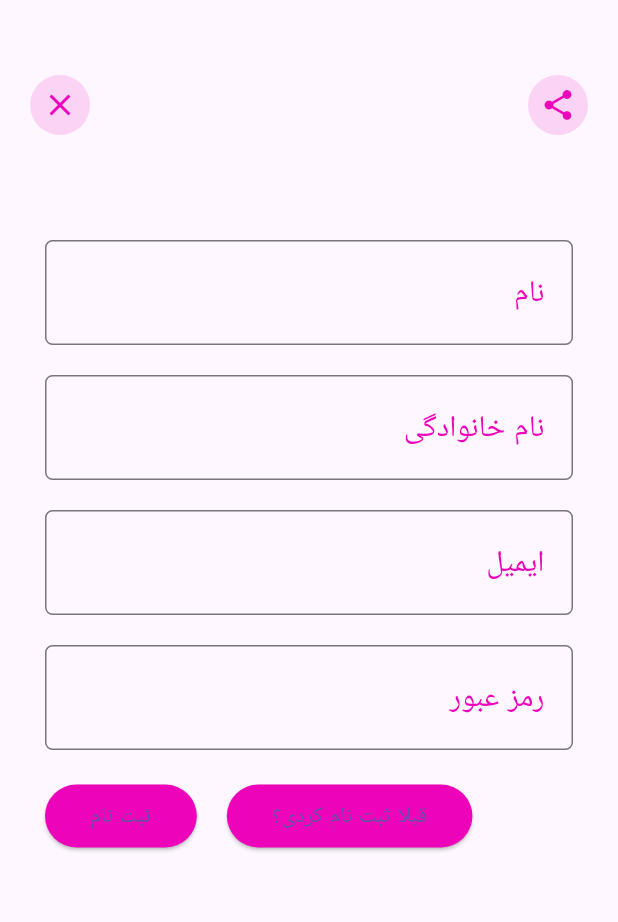
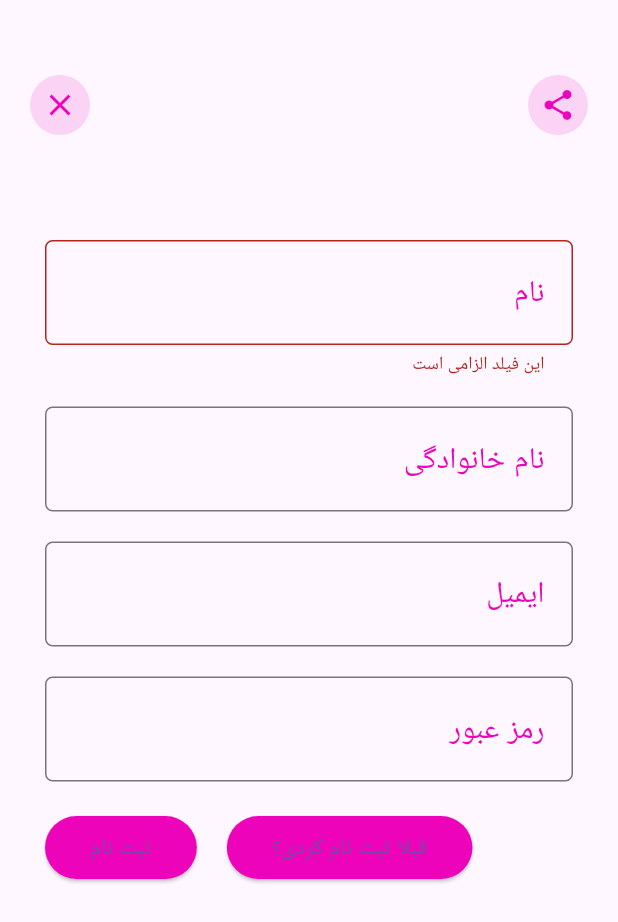
Before and after one commit to Moh3enzarif/shalvarmalvar_app, a Flutter app: the SignupPage screen opened directly, after a tap on "ثبت نام", on a phone screen of 412 x 824 dp. Shown: the top 922 px of the screen. Run offline on Flutter 3.47's test engine with Material 3 defaults, Android fonts, the phone set to English and light mode, and no system bars; our stand-ins replace dio; missing offline and left inert: dart:js_interop; accounts and stored records are empty.

Commit message:
signup page alertdialog inserted

```diff
--- a/lib/ui/signup/signup_page.dart
+++ b/lib/ui/signup/signup_page.dart
@@ -1,5 +1,10 @@
+import 'dart:js_interop';
+
 import 'package:flutter/material.dart';
+import 'package:flutter/widgets.dart';
 import 'package:shalvarmalvar_app/constants/constants.dart';
+import 'package:shalvarmalvar_app/api/api_service.dart';
+import 'package:shalvarmalvar_app/models/woocommerce/register_model.dart';
 
 class SignupPage extends StatefulWidget {
   const SignupPage({super.key});
@@ -9,6 +14,19 @@ class SignupPage extends StatefulWidget {
 }
 
 class _SignupPageState extends State<SignupPage> {
+  late ApiService apiService;
+  late CustomerModel customerModel;
+  GlobalKey<FormState> globalKey = GlobalKey<FormState>();
+  bool isApiCalled = false;
+
+  @override
+  void initState() {
+    // TODO: implement initState
+    apiService = ApiService();
+    customerModel = CustomerModel();
+    super.initState();
+  }
+
   @override
   Widget build(BuildContext context) {
     Size size = MediaQuery.of(context).size;
@@ -56,6 +74,8 @@ class _SignupPageState extends State<SignupPage> {
             child: SizedBox(
               width: size.width * 0.8,
               height: size.height * 0.8,
+              child: Form(
+                key: globalKey,
                 child: SingleChildScrollView(
                   child: Padding(
                     padding: const EdgeInsets.all(10),
@@ -63,7 +83,11 @@ class _SignupPageState extends State<SignupPage> {
                       children: [
                         Directionality(
                           textDirection: TextDirection.rtl,
-                        child: TextField(
+                          child: TextFormField(
+                            initialValue: customerModel.firstname,
+                            onChanged: (value) {
+                              customerModel.firstname = value;
+                            },
                             cursorColor: Constants.primaryColor,
                             style: const TextStyle(
                               fontFamily: "Muli",
@@ -93,12 +117,22 @@ class _SignupPageState extends State<SignupPage> {
                                     color: Constants.primaryColor),
                               ),
                             ),
+                            validator: (value) {
+                              if (value.toString().isEmpty) {
+                                return "این فیلد الزامی است";
+                              }
+                              return null;
+                            },
                           ),
                         ),
                         const SizedBox(height: 20),
                         Directionality(
                           textDirection: TextDirection.rtl,
-                        child: TextField(
+                          child: TextFormField(
+                            initialValue: customerModel.lastname,
+                            onChanged: (value) {
+                              customerModel.lastname = value;
+                            },
                             cursorColor: Constants.primaryColor,
                             style: const TextStyle(
                               fontFamily: "Muli",
@@ -133,7 +167,11 @@ class _SignupPageState extends State<SignupPage> {
                         const SizedBox(height: 20),
                         Directionality(
                           textDirection: TextDirection.rtl,
-                        child: TextField(
+                          child: TextFormField(
+                            initialValue: customerModel.email,
+                            onChanged: (value) {
+                              customerModel.email = value;
+                            },
                             cursorColor: Constants.primaryColor,
                             style: const TextStyle(
                               fontFamily: "Muli",
@@ -169,7 +207,11 @@ class _SignupPageState extends State<SignupPage> {
                         const SizedBox(height: 20),
                         Directionality(
                           textDirection: TextDirection.rtl,
-                        child: TextField(
+                          child: TextFormField(
+                            initialValue: customerModel.password,
+                            onChanged: (value) {
+                              customerModel.password = value;
+                            },
                             cursorColor: Constants.primaryColor,
                             style: const TextStyle(
                               fontFamily: "Muli",
@@ -213,7 +255,54 @@ class _SignupPageState extends State<SignupPage> {
                                   vertical: 10,
                                 ),
                               ),
-                            onPressed: () {},
+                              onPressed: () {
+                                if (globalKey.currentState!.validate()) {
+                                  debugPrint('${customerModel.toJson()}');
+                                  apiService.createCustomer(customerModel).then(
+                                    (retRes) {
+                                      if (retRes) {
+                                        showDialog(
+                                          context: context,
+                                          builder: (context) {
+                                            return AlertDialog(
+                                              title: const Text("ووکامرس"),
+                                              content: const Text(
+                                                  "ثبت نام با موفقیت انجام شد"),
+                                              actions: [
+                                                TextButton(
+                                                  onPressed: () {
+                                                    Navigator.of(context).pop();
+                                                  },
+                                                  child: const Text("باشه"),
+                                                ),
+                                              ],
+                                            );
+                                          },
+                                        );
+                                      } else {
+                                        showDialog(
+                                          context: context,
+                                          builder: (context) {
+                                            return AlertDialog(
+                                              title: const Text("ووکامرس"),
+                                              content: const Text(
+                                                  "ایمیل قبللا ثبت شده است"),
+                                              actions: [
+                                                TextButton(
+                                                  onPressed: () {
+                                                    Navigator.of(context).pop();
+                                                  },
+                                                  child: const Text("باشه"),
+                                                ),
+                                              ],
+                                            );
+                                          },
+                                        );
+                                      }
+                                    },
+                                  );
+                                }
+                              },
                               child: const Text(
                                 'ثبت نام',
                                 style:
@@ -244,6 +333,7 @@ class _SignupPageState extends State<SignupPage> {
                 ),
               ),
             ),
+          ),
         ],
       ),
     );
```
Lines whose indentation alone changed are shown as unchanged.
